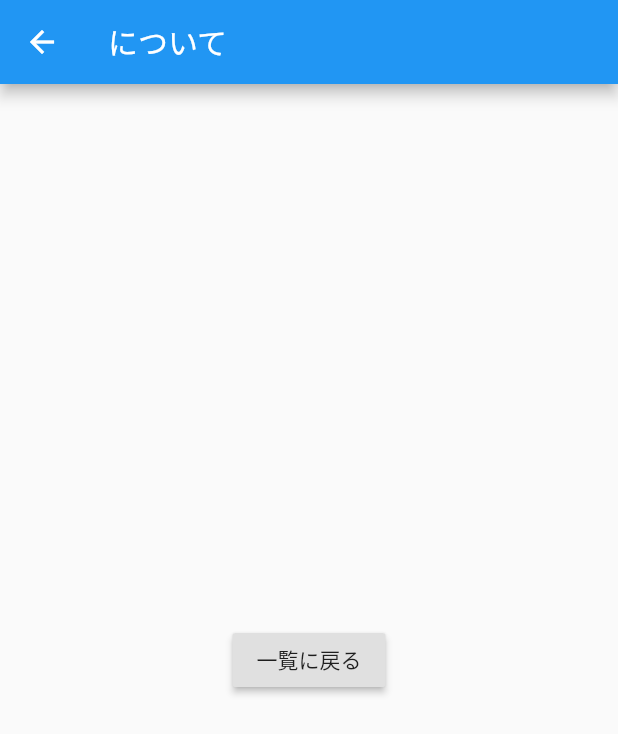
After one commit to MoriTomo7315/hyakumeizan_app, a Flutter app: the HyakumeizansDetail screen opened directly, on a phone screen of 412 x 824 dp. The commit adds this screen. Shown: the top 734 px of the screen. Run offline on Flutter 3.47's test engine with Material 2 defaults, Android fonts, the light colour scheme and no system bars; our stand-ins replace sqflite; accounts and stored records are empty.

Commit message:
#7 create button to jump detail page

```diff
--- /dev/null
+++ b/lib/detail.dart
@@ -0,0 +1,25 @@
+import 'dart:ui';
+import 'package:flutter/material.dart';
+import 'dart:convert';
+import 'model/mountain_model.dart';
+import 'dart:async' show Future;
+import 'package:flutter/services.dart' show rootBundle;
+
+class HyakumeizansDetail extends StatelessWidget {
+  @override
+  Widget build(BuildContext context) {
+    return Scaffold(
+      appBar: AppBar(
+        title: Text("について"),
+      ),
+      body: Center(
+        child: RaisedButton(
+          onPressed: () {
+            // Navigate back to first route when tapped.
+          },
+          child: Text('一覧に戻る'),
+        ),
+      ),
+    );
+  }
+}
```
Also changed, not shown: lib/main.dart (+11 -1 lines).
